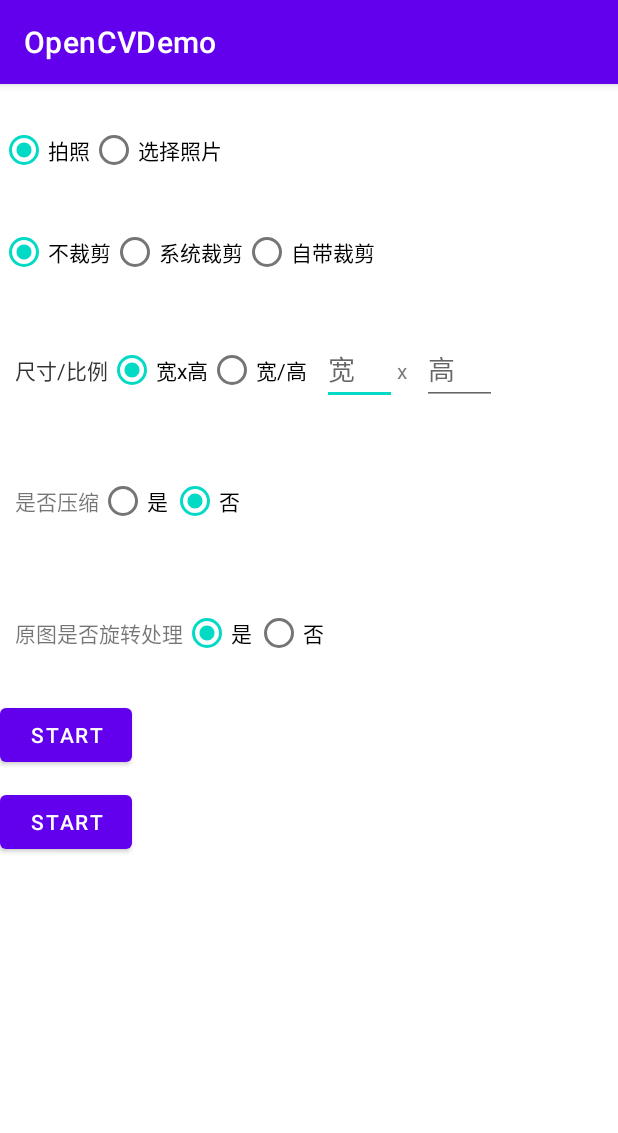
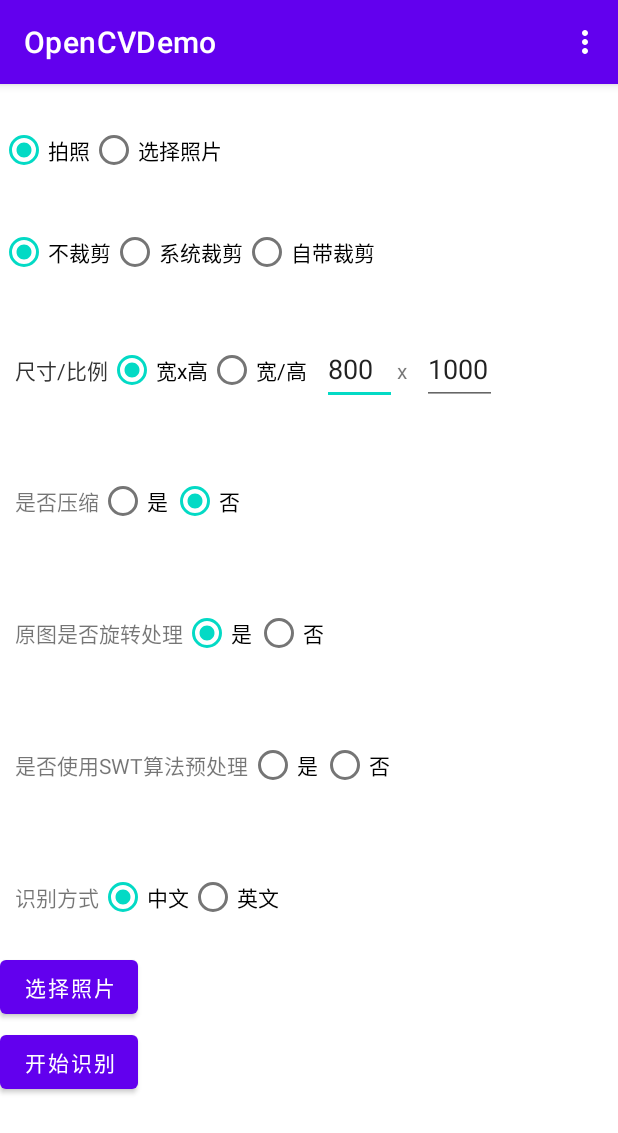
Before and after one commit to GuoPuWen/MyGraduationDesign, an Android app: the screen it shows after launch (MainActivity), on a phone screen of 412 x 824 dp. Shown: the top 1133 px of the screen. Run offline under Robolectric (Android 15) with nearby library versions, the phone set to English and light mode, and no system bars; pictures from the network do not load.

Commit message:
添加中文识别

```diff
--- a/app/src/main/java/com/example/opencvdemo/MainActivity.java
+++ b/app/src/main/java/com/example/opencvdemo/MainActivity.java
@@ -11,12 +11,15 @@ import android.content.Intent;
 import android.graphics.BitmapFactory;
 import android.net.Uri;
 
+import androidx.annotation.NonNull;
 import androidx.annotation.Nullable;
 import androidx.appcompat.app.AppCompatActivity;
 import android.os.Bundle;
 import android.provider.MediaStore;
 import android.text.TextUtils;
 import android.util.Log;
+import android.view.Menu;
+import android.view.MenuItem;
 import android.widget.Button;
 import android.widget.EditText;
 import android.widget.ImageView;
@@ -44,6 +47,8 @@ import java.util.List;
 public class MainActivity extends AppCompatActivity {
 
     private static final String TAG = "MainActivity";
+    private String language = "eng";
+    private int useSwt;     //是否使用swt
 
     private TextView cropText;              //x 或者 /
     private Button start;                 //Start
@@ -54,6 +59,8 @@ public class MainActivity extends AppCompatActivity {
     private RadioGroup rotateRadioGroup;    //选择是否选择处理
     private EditText outputX;           //宽
     private EditText outputY;           //宽
+    private RadioGroup ocrTypeRadioGroup;   //选择中文或者英文
+    private RadioGroup swtRadioGroup;       //是否使用swt算法
     private ImageView photoIv;          //最后显示图片
 
     private Button ocr;
@@ -73,6 +80,8 @@ public class MainActivity extends AppCompatActivity {
         cropRadioGroup = findViewById(R.id.cropRadioGroup);
         comprssRadioGroup = findViewById(R.id.comprssRadioGroup);
         rotateRadioGroup = findViewById(R.id.rotateRadioGroup);
+        ocrTypeRadioGroup = findViewById(R.id.ocrTypeRadioGroup);
+        swtRadioGroup = findViewById(R.id.swtRadioGroup);
 
         outputX = findViewById(R.id.outputX);
         outputY = findViewById(R.id.outputY);
@@ -95,6 +104,30 @@ public class MainActivity extends AppCompatActivity {
             Toast.makeText(this,"授权成功",Toast.LENGTH_SHORT).show();
         }
     }
+
+    //该方法用于创建显示Menu
+    @Override
+    public boolean onCreateOptionsMenu(Menu menu) {
+        getMenuInflater().inflate(R.menu.menu_optionmenu,menu);
+        return true;
+    }
+
+    //该方法对菜单的item进行监听
+    @Override
+    public boolean onOptionsItemSelected(@NonNull MenuItem item) {
+        switch (item.getItemId()) {
+            case R.id.menu1:
+                Toast.makeText(this, "点击了第" + 1 + "个", Toast.LENGTH_SHORT).show();
+                break;
+            case R.id.menu2:
+                Toast.makeText(this, "点击了第" + 2 + "个", Toast.LENGTH_SHORT).show();
+                break;
+        }
+        return super.onOptionsItemSelected(item);
+    }
+
+
+
 
     @Override
     protected void onCreate(Bundle savedInstanceState) {
@@ -189,6 +222,38 @@ public class MainActivity extends AppCompatActivity {
                     break;
             }
         });
+        //选择ocr识别语言
+        ocrTypeRadioGroup.setOnCheckedChangeListener((group, checkId) -> {
+            switch (checkId) {
+                case R.id.chinese :
+                    language = "chi_sim";
+                    break;
+                case R.id.eng:
+                    language = "eng";
+                    break;
+                default:
+                    Log.e(TAG, "ocrTypeRadioGroup is error");
+                    break;
+            }
+        });
+        //是否使用swt算法
+        swtRadioGroup.setOnCheckedChangeListener((group, checkId) -> {
+            switch (checkId) {
+                case R.id.useSwt :
+                    useSwt = 1;
+                    Log.i("useSwt", String.valueOf(useSwt));
+                    break;
+                case R.id.noUseSwt:
+                    useSwt = 0;
+                    Log.i("useSwt", String.valueOf(useSwt));
+                    break;
+                default:
+                    Log.e(TAG, "ocrTypeRadioGroup is error");
+                    break;
+            }
+        });
+
+
         //
         start.setOnClickListener((View v) -> {
             if(cropBuilder != null && (TextUtils.isEmpty(outputX.getText()) || TextUtils.isEmpty(outputY.getText()))) {
@@ -230,9 +295,10 @@ public class MainActivity extends AppCompatActivity {
             if(uri != null) {
                 Intent intent = new Intent(MainActivity.this,ResActivity.class);
                 intent.putExtra("uri",uri);
+                intent.putExtra("useSwt", useSwt );  //1 是使用 0不使用
+                intent.putExtra("language", language);
                 startActivity(intent);
             }
-
         });
 
 
--- a/app/src/main/res/layout/activity_main.xml
+++ b/app/src/main/res/layout/activity_main.xml
@@ -90,6 +90,7 @@
             android:layout_marginStart="10dp"
             android:hint="宽"
             android:inputType="number"
+            android:text="800"
             android:minWidth="50dp" />
 
         <TextView
@@ -105,6 +106,7 @@
             android:layout_marginStart="10dp"
             android:hint="高"
             android:inputType="number"
+            android:text="1000"
             android:minWidth="50dp" />
 
     </RadioGroup>
@@ -163,28 +165,82 @@
             android:text="否" />
     </RadioGroup>
 
+
+    <RadioGroup
+        android:id="@+id/swtRadioGroup"
+        android:layout_width="match_parent"
+        android:layout_height="wrap_content"
+        android:layout_marginTop="20dp"
+        android:orientation="horizontal"
+        android:padding="10dp">
+
+        <TextView
+            android:layout_width="wrap_content"
+            android:layout_height="wrap_content"
+            android:text="是否使用SWT算法预处理" />
+
+        <RadioButton
+            android:id="@+id/useSwt"
+            android:layout_width="wrap_content"
+            android:layout_height="wrap_content"
+            android:text="是" />
+
+        <RadioButton
+            android:id="@+id/noUseSwt"
+            android:layout_width="wrap_content"
+            android:layout_height="wrap_content"
+            android:text="否" />
+    </RadioGroup>
+
+
+    <RadioGroup
+        android:id="@+id/ocrTypeRadioGroup"
+        android:layout_width="match_parent"
+        android:layout_height="wrap_content"
+        android:layout_marginTop="20dp"
+        android:orientation="horizontal"
+        android:padding="10dp">
+
+        <TextView
+            android:layout_width="wrap_content"
+            android:layout_height="wrap_content"
+            android:text="识别方式" />
+
+        <RadioButton
+            android:id="@+id/chinese"
+            android:layout_width="wrap_content"
+            android:layout_height="wrap_content"
+            android:checked="true"
+            android:text="中文" />
+
+        <RadioButton
+            android:id="@+id/eng"
+            android:layout_width="wrap_content"
+            android:layout_height="wrap_content"
+            android:text="英文" />
+    </RadioGroup>
+
     <Button
         android:id="@+id/capture"
         android:layout_width="wrap_content"
         android:layout_height="wrap_content"
-        android:layout_marginTop="10dp"
-        android:text="start"
+        android:layout_marginTop="2dp"
+        android:text="选择照片"
         app:layout_constraintEnd_toEndOf="parent"
         app:layout_constraintHorizontal_bias="0.5"
         app:layout_constraintStart_toStartOf="parent"
         app:layout_constraintTop_toBottomOf="@+id/photoIv" />
 
+
     <Button
         android:id="@+id/ocr"
         android:layout_width="wrap_content"
         android:layout_height="wrap_content"
-        android:layout_marginTop="10dp"
-        android:text="start"
+        android:layout_marginTop="2dp"
+        android:text="开始识别"
         app:layout_constraintEnd_toEndOf="parent"
         app:layout_constraintHorizontal_bias="0.5"
-        app:layout_constraintStart_toStartOf="parent"
-        app:layout_constraintTop_toBottomOf="@+id/photoIv" />
-
+        app:layout_constraintStart_toStartOf="parent" />
 
     <ImageView
         android:id="@+id/photoIv"
--- /dev/null
+++ b/app/src/main/res/menu/menu_optionmenu.xml
@@ -0,0 +1,10 @@
+<?xml version="1.0" encoding="utf-8"?>
+<menu xmlns:android="http://schemas.android.com/apk/res/android">
+    <item
+        android:id="@+id/menu1"
+        android:title="历史记录" />
+    <item
+        android:id="@+id/menu2"
+        android:title="关于" />
+
+</menu>
```
Also changed, not shown: app/src/main/java/com/example/opencvdemo/NaturalSceneOCR.java (+12 -6 lines), app/src/main/java/com/example/opencvdemo/ResActivity.java (+9 -4 lines).
